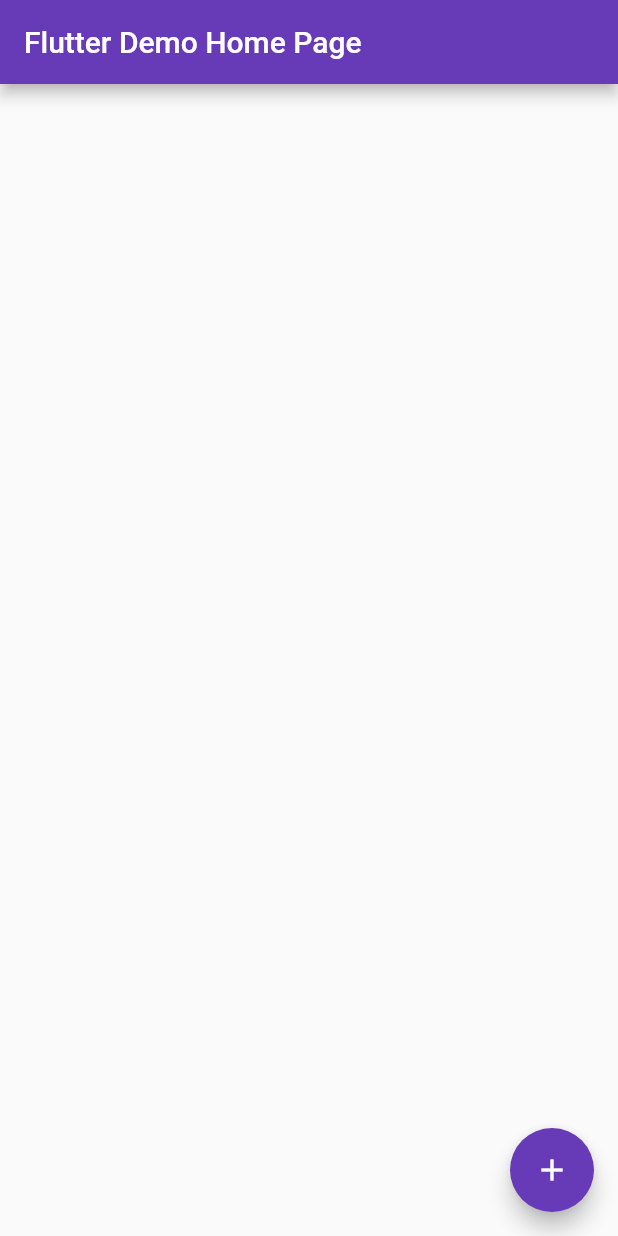
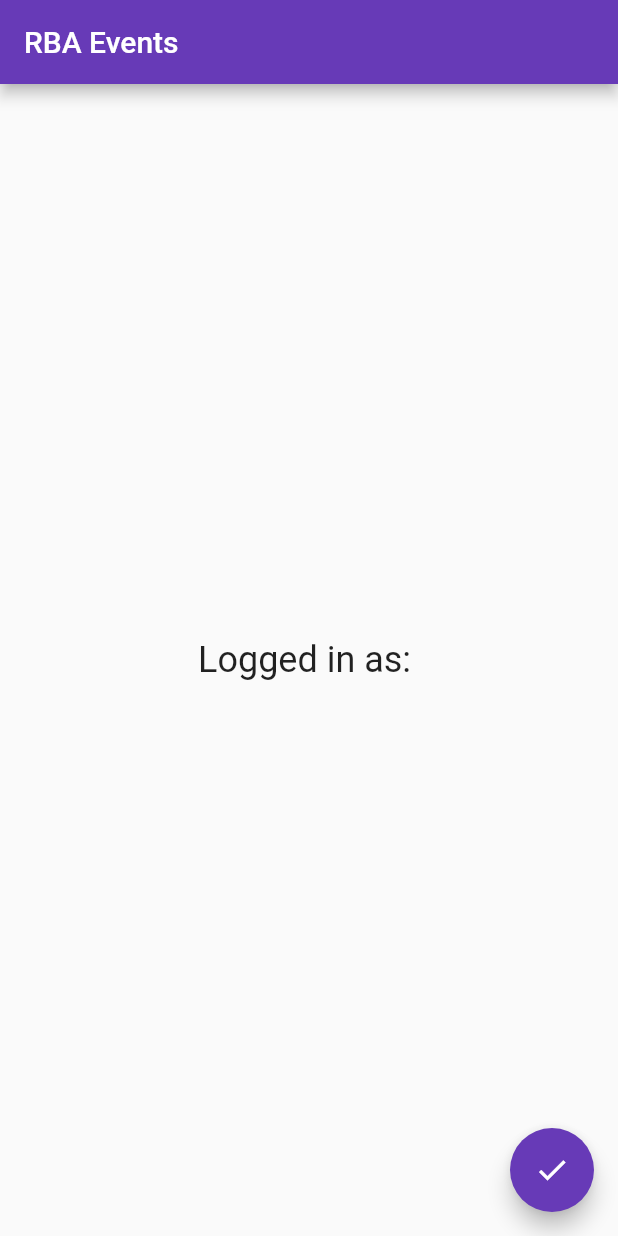
Before and after one commit to abhigyandsa/RBA-Events, a Flutter app: the MyHomePage screen opened directly, on a phone screen of 412 x 824 dp. Run offline on Flutter 3.47's test engine with Material 2 defaults, Android fonts, the phone set to English and light mode, and no system bars; our stand-ins replace cloud_firestore, firebase_auth, firebase_core, google_sign_in; accounts and stored records are empty; network calls fail.

Commit message:
add Firebase user authenti

```diff
--- a/lib/main.dart
+++ b/lib/main.dart
@@ -2,11 +2,13 @@
 import 'package:firebase_core/firebase_core.dart';
 import 'firebase_options.dart';
 import 'package:cloud_firestore/cloud_firestore.dart';
+import 'package:firebase_auth/firebase_auth.dart';
+import 'package:google_sign_in/google_sign_in.dart';
+
 
 void main() async{
   WidgetsFlutterBinding.ensureInitialized();
 
-  // This is the last thing you need to add.
   await Firebase.initializeApp(
     options: DefaultFirebaseOptions.currentPlatform,
   );
@@ -17,36 +19,20 @@
 class MyApp extends StatelessWidget {
   const MyApp({super.key});
 
-  // This widget is the root of your application.
   @override
   Widget build(BuildContext context) {
     return MaterialApp(
-      title: 'Flutter Demo',
+      title: 'RBA Events',
       theme: ThemeData(
-        // This is the theme of your application.
-        //
-        // Try running your application with "flutter run". You'll see the
-        // application has a blue toolbar. Then, without quitting the app, try
-        // changing the primarySwatch below to Colors.green and then invoke
-        // "hot reload" (press "r" in the console where you ran "flutter run",
-        // or simply save your changes to "hot reload" in a Flutter IDE).
-        // Notice that the counter didn't reset back to zero; the application
-        // is not restarted.
         primarySwatch: Colors.deepPurple,
       ),
-      home: const MyHomePage(title: 'Flutter Demo Home Page'),
+      home: const MyHomePage(title: 'RBA Events'),
     );
   }
 }
 
 class MyHomePage extends StatefulWidget {
   const MyHomePage({super.key, required this.title});
-
-
-  // This class is the configuration for the state. It holds the values (in this
-  // case the title) provided by the parent (in this case the App widget) and
-  // used by the build method of the State. Fields in a Widget subclass are
-  // always marked "final".
 
   final String title;
 
@@ -55,48 +41,41 @@
 }
 
 class _MyHomePageState extends State<MyHomePage> {
-  int _counter = 0;
+  User? _user = null;
 
-  void _incrementCounter() {
+  @override
+  void initState() {
+    super.initState();
+    FirebaseAuth.instance.authStateChanges().listen((User? user) {
       setState(() {
-      // This call to setState tells the Flutter framework that something has
-      // changed in this State, which causes it to rerun the build method below
-      // so that the display can reflect the updated values. If we changed
-      // _counter without calling setState(), then the build method would not be
-      // called again, and so nothing would appear to happen.
-      _counter++;
+        _user = user;
+      });
     });
   }
 
   @override
   Widget build(BuildContext context) {
-    // This method is rerun every time setState is called, for instance as done
-    // by the _incrementCounter method above.
-    //
-    // The Flutter framework has been optimized to make rerunning build methods
-    // fast, so that you can just rebuild anything that needs updating rather
-    // than having to individually change instances of widgets.
     return Scaffold(
       appBar: AppBar(
-        // Here we take the value from the MyHomePage object that was created by
-        // the App.build method, and use it to set our appbar title.
         title: Text(widget.title),
       ),
       body: Center(
-        // Center is a layout widget. It takes a single child and positions it
-        // in the middle of the parent.
         child: Column(
           mainAxisAlignment: MainAxisAlignment.center,
           children: <Widget>[
+            Text(
+              _user != null ? 'Logged in as: ${_user!.email}' : 'Logged out',
+              style: TextStyle(fontSize: 24),
+            ),
             UserListScreen(),
           ],
         ),
       ),
       floatingActionButton: FloatingActionButton(
-        onPressed: _incrementCounter,
+        onPressed: signInWithGoogle,
         tooltip: 'Increment',
-        child: const Icon(Icons.add),
-      ), // This trailing comma makes auto-formatting nicer for build methods.
+        child: const Icon(Icons.check),
+      ),
     );
   }
 }
@@ -117,14 +96,11 @@
         }
 
         if(!snapshot.hasData){
-          return Center(
-            child: CircularProgressIndicator(),
-          );
+          return CircularProgressIndicator();
         }
 
         final userList = snapshot.data?.docs ?? [];
-        return Center(
-            child: ListView.builder(
+        return ListView.builder(
           scrollDirection: Axis.vertical,
           shrinkWrap: true,
           itemCount: userList.length,
@@ -135,9 +111,25 @@
               title: Text(name ?? ''),
             );
           },
-          ),
         );
       },
     );
   }
 }
+
+Future<UserCredential> signInWithGoogle() async {
+  // Trigger the authentication flow
+  final GoogleSignInAccount? googleUser = await GoogleSignIn().signIn();
+
+  // Obtain the auth details from the request
+  final GoogleSignInAuthentication? googleAuth = await googleUser?.authentication;
+
+  // Create a new credential
+  final credential = GoogleAuthProvider.credential(
+    accessToken: googleAuth?.accessToken,
+    idToken: googleAuth?.idToken,
+  );
+
+  // Once signed in, return the UserCredential
+  return await FirebaseAuth.instance.signInWithCredential(credential);
+}
--- a/pubspec.yaml
+++ b/pubspec.yaml
@@ -37,6 +37,8 @@
   cupertino_icons: ^1.0.2
   firebase_core: ^2.13.0
   cloud_firestore: ^4.7.1
+  firebase_auth: ^4.6.1
+  google_sign_in: ^6.1.2
 
 dev_dependencies:
   flutter_test:
```
Also changed, not shown: lib/firebase_options.dart, pubspec.lock, 2 other files. Lines whose indentation alone changed are shown as unchanged.
